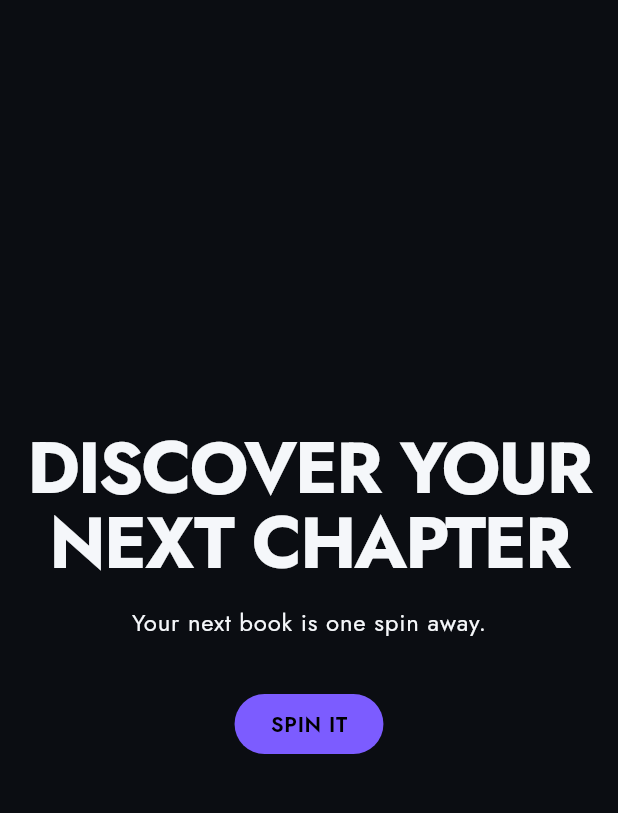
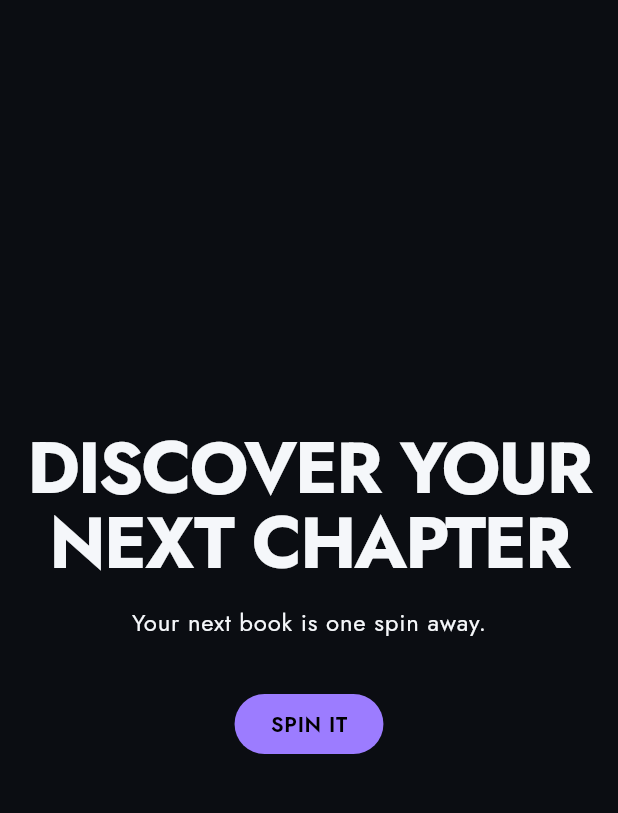
Before and after one commit to kata017/BookSpinner, a Flutter app: the screen it shows after launch, on a phone screen of 412 x 824 dp, the part 65-878 px from its top. Run offline on Flutter 3.47's test engine with Material 3 defaults, Android fonts, the phone set to English and light mode, and no system bars; our stand-ins replace google_fonts.

Commit message:
style: update primary purple

```diff
--- a/lib/core/theme/app_colors.dart
+++ b/lib/core/theme/app_colors.dart
@@ -12,7 +12,7 @@ abstract final class AppColors
   static const textSecondary = Color(0xFF9AA3B2);
 
   // Brand
-  static const purple = Color(0xFF7C5CFF);
+  static const purple = Color(0xFF9C7CFF);
   static const blue = Color(0xFF5B8CFF);
 
   // UI
```
